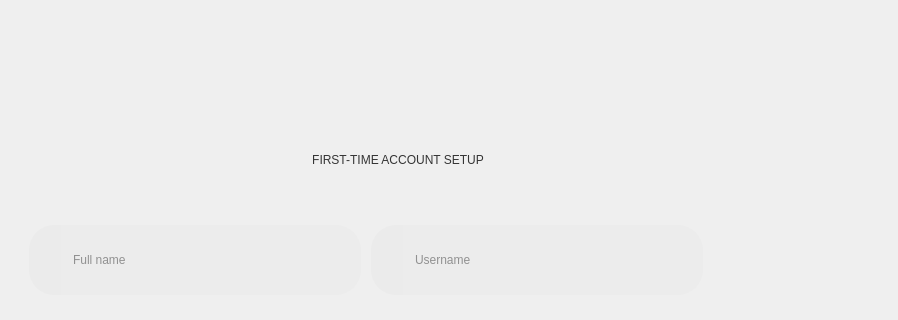
First picture: the form in Desktop_Application/Frontend/ui-files/firstTime-setup.ui, repository DreddVDomasian/Petmate-Desktop-Application, before the edit; both pictures show x 0 to 898 and y 97 to 417 of the 1055 by 750 pixel window.
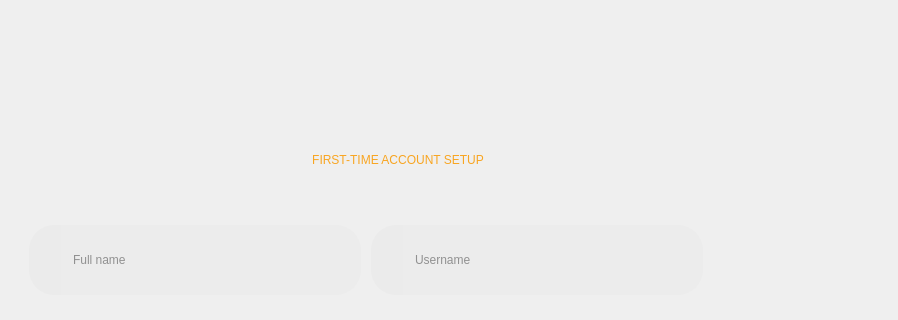
Second picture: the form after the edit. Icons and pictures are not drawn.

What changed in the file:
```diff
--- a/Desktop_Application/Frontend/ui-files/firstTime-setup.ui
+++ b/Desktop_Application/Frontend/ui-files/firstTime-setup.ui
@@ -166,7 +166,7 @@
            </property>
            <property name="styleSheet">
             <string notr="true">	font: 87 20pt &quot;Montserrat Black&quot;;
-	color:rgb(52,52,52);</string>
+color:rgb(248, 165, 33);</string>
            </property>
            <property name="text">
             <string>FIRST-TIME ACCOUNT SETUP</string>
```
